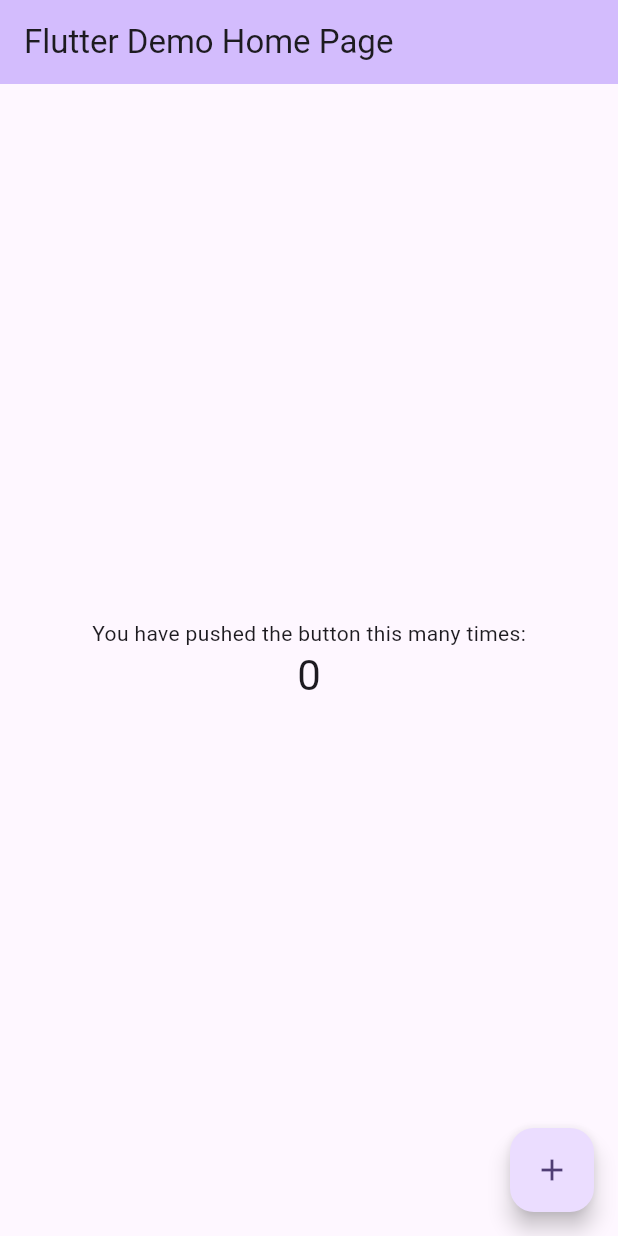
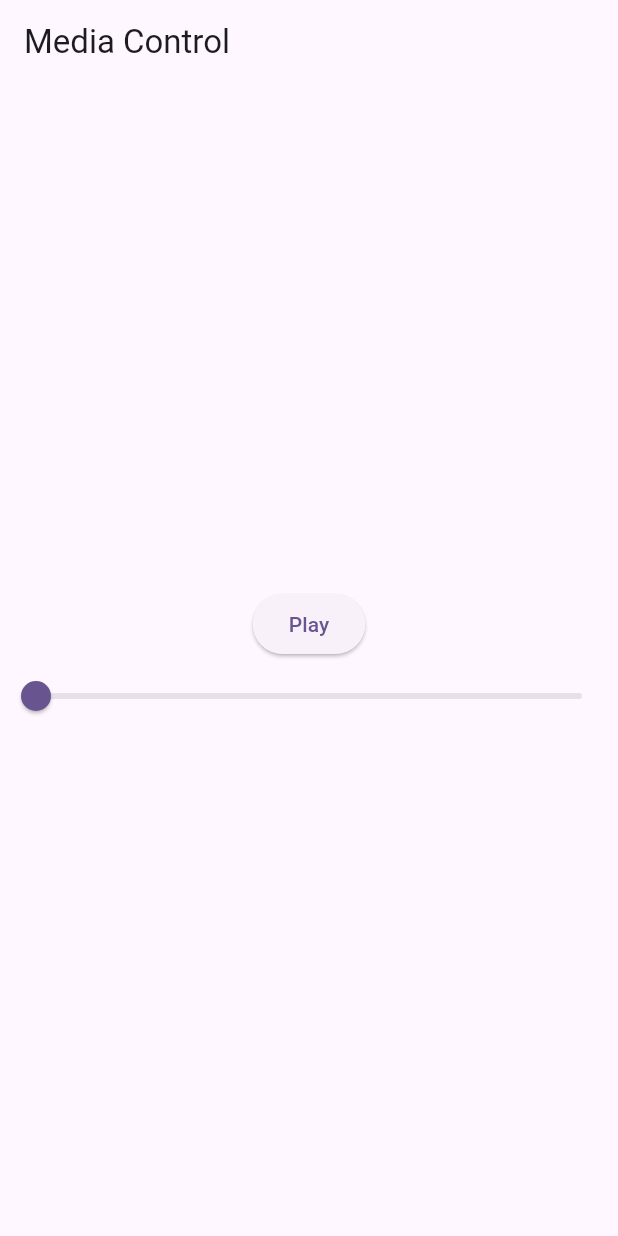
Before and after one commit to Rahat7288/my_player_app, a Flutter app: the screen it shows after launch, on a phone screen of 412 x 824 dp. Run offline on Flutter 3.47's test engine with Material 3 defaults, Android fonts, the phone set to English and light mode, and no system bars.

Commit message:
minor update on play

```diff
--- /dev/null
+++ b/lib/core/utils/Communication_channel.dart
@@ -0,0 +1,13 @@
+import 'package:flutter/services.dart';
+
+class NativeCommunication {
+  static const MethodChannel _channel = MethodChannel('com.example.app/media');
+
+  Future<void> playMedia(String url) async {
+    try {
+      await _channel.invokeMethod('playMedia', {'url': url});
+    } catch (e) {
+      print("Failed to play media: '${e.toString()}'.");
+    }
+  }
+}
--- a/lib/features/presentation/bloc/mdeia_state.dart
+++ /dev/null
@@ -1,44 +0,0 @@
-abstract class MediaState {}
-
-class MediaInitialState extends MediaState {}
-
-class PlayingState extends MediaState {
-  final String url;
-  final double position;
-  final bool isBuffering;
-
-  PlayingState({
-    required this.url,
-    this.position = 0.0,
-    this.isBuffering = false,
-  });
-
-  PlayingState copyWith({
-    String? url,
-    double? position,
-    bool? isBuffering,
-  }) =>
-      PlayingState(
-        url: url ?? this.url,
-        position: position ?? this.position,
-        isBuffering: isBuffering ?? this.isBuffering,
-      );
-}
-
-class PausedState extends MediaState {
-  final String url;
-  final double position;
-
-  PausedState({
-    required this.url,
-    required this.position,
-  });
-}
-
-class StoppedState extends MediaState {}
-
-class ErrorState extends MediaState {
-  final String message;
-
-  ErrorState(this.message);
-}
--- a/lib/features/presentation/bloc/media_event.dart
+++ /dev/null
@@ -1,23 +0,0 @@
-abstract class MediaEvent {}
-
-class PlayMedia extends MediaEvent {
-  final String url;
-
-  PlayMedia({required this.url});
-}
-
-class PauseMedia extends MediaEvent {}
-
-class StopMedia extends MediaEvent {}
-
-class SeekMedia extends MediaEvent {
-  final double position;
-
-  SeekMedia({required this.position});
-}
-
-class ErrorEvent extends MediaEvent {
-  final String message;
-
-  ErrorEvent({required this.message});
-}
--- a/lib/main.dart
+++ b/lib/main.dart
@@ -1,4 +1,6 @@
 import 'package:flutter/material.dart';
+
+import 'features/presentation/media_screen.dart';
 
 void main() {
   runApp(const MyApp());
@@ -17,64 +19,7 @@ class MyApp extends StatelessWidget {
         colorScheme: ColorScheme.fromSeed(seedColor: Colors.deepPurple),
         useMaterial3: true,
       ),
-      home: const MyHomePage(title: 'Flutter Demo Home Page'),
+      home: MediaControlScreen(),
     );
   }
 }
-
-class MyHomePage extends StatefulWidget {
-  const MyHomePage({super.key, required this.title});
-
-
-
-  final String title;
-
-  @override
-  State<MyHomePage> createState() => _MyHomePageState();
-}
-
-class _MyHomePageState extends State<MyHomePage> {
-  int _counter = 0;
-
-  void _incrementCounter() {
-    setState(() {
-
-      _counter++;
-    });
-  }
-
-  @override
-  Widget build(BuildContext context) {
-
-    return Scaffold(
-      appBar: AppBar(
-
-        backgroundColor: Theme.of(context).colorScheme.inversePrimary,
-        // Here we take the value from the MyHomePage object that was created by
-        // the App.build method, and use it to set our appbar title.
-        title: Text(widget.title),
-      ),
-      body: Center(
-
-        child: Column(
-
-          mainAxisAlignment: MainAxisAlignment.center,
-          children: <Widget>[
-            const Text(
-              'You have pushed the button this many times:',
-            ),
-            Text(
-              '$_counter',
-              style: Theme.of(context).textTheme.headlineMedium,
-            ),
-          ],
-        ),
-      ),
-      floatingActionButton: FloatingActionButton(
-        onPressed: _incrementCounter,
-        tooltip: 'Increment',
-        child: const Icon(Icons.add),
-      ), // This trailing comma makes auto-formatting nicer for build methods.
-    );
-  }
-}
```
Also changed, not shown: lib/core/utils/constants.dart (deleted, +0 -11 lines), lib/features/presentation/bloc/media_bloc.dart (deleted, +0 -88 lines), lib/features/presentation/media_screen.dart (+41 -72 lines), 4 other files.
